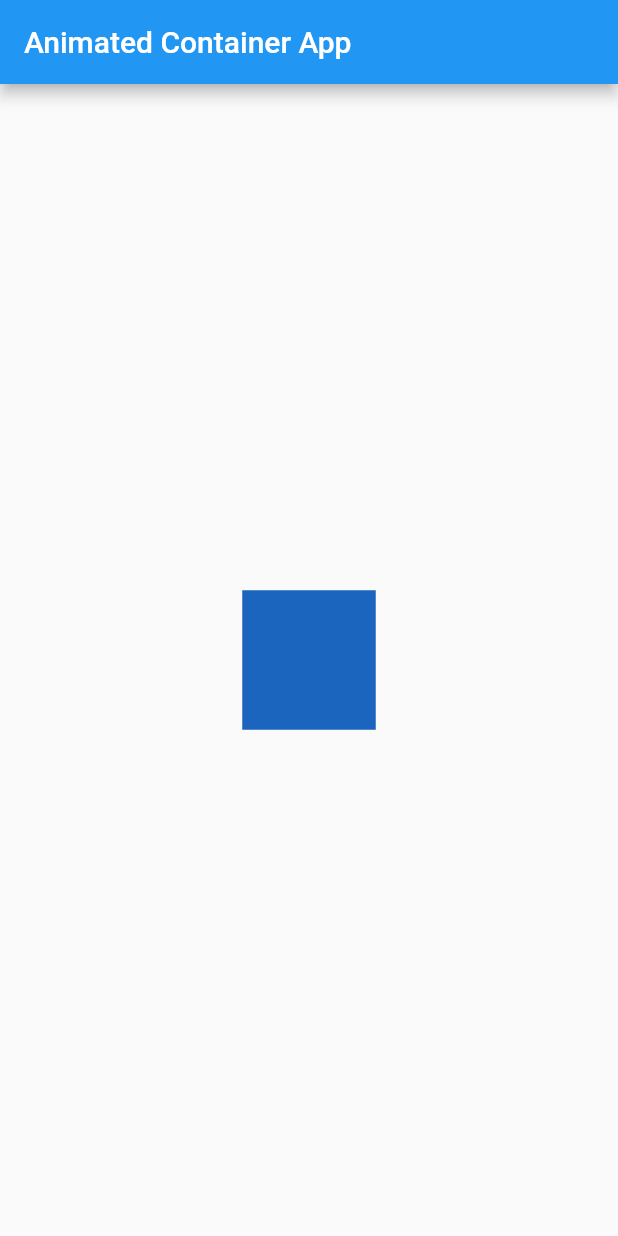
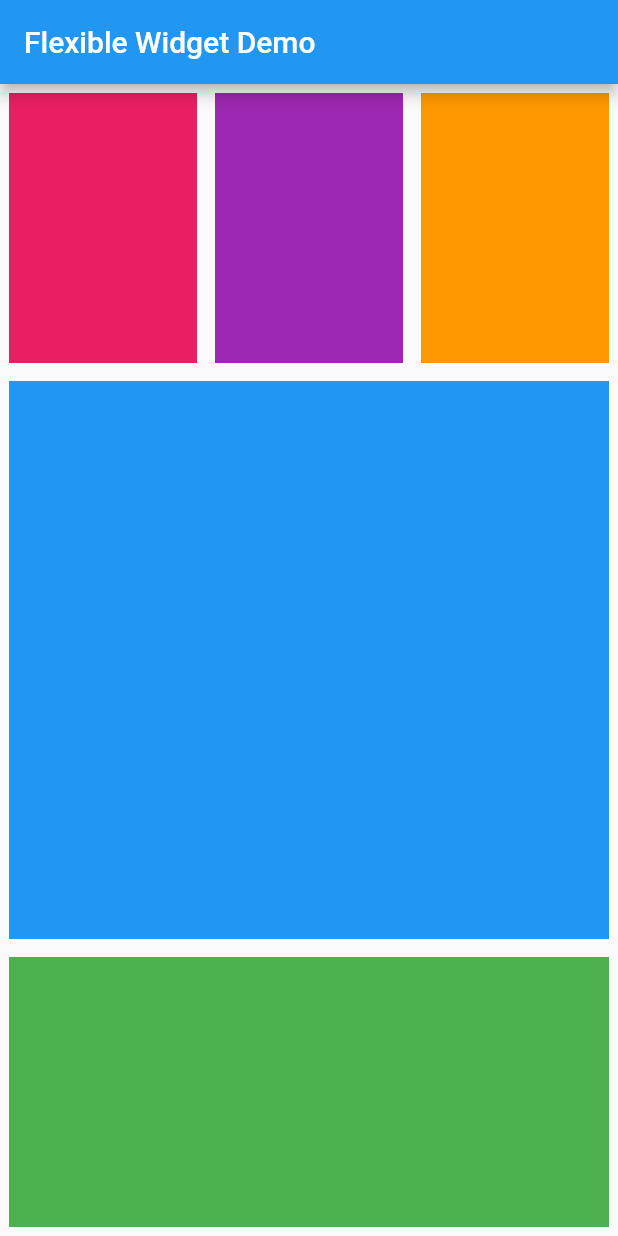
Before and after one commit to putranurf/hello-flutter, a Flutter app: the screen it shows after launch, on a phone screen of 412 x 824 dp. Run offline on Flutter 3.47's test engine with Material 2 defaults, Android fonts, the phone set to English and light mode, and no system bars.

Commit message:
Training Flexible Widget

```diff
--- a/lib/main.dart
+++ b/lib/main.dart
@@ -8,7 +8,8 @@ void main() {
   // runApp(const ContainerApp());
   // runApp(const TestStatefulWidget());
   // runApp(const ListViewApp());
-  runApp(const AnimatedContainerApp());
+  // runApp(const AnimatedContainerApp());
+  runApp(const FlexibleWidgetApp());
 }
 
 // class TextApp extends StatelessWidget {
@@ -203,36 +204,96 @@ void main() {
 //   }
 // }
 
-class AnimatedContainerApp extends StatefulWidget {
-  const AnimatedContainerApp({super.key});
+// class AnimatedContainerApp extends StatefulWidget {
+//   const AnimatedContainerApp({super.key});
 
-  @override
-  State<AnimatedContainerApp> createState() => _AnimatedContainerAppState();
-}
+//   @override
+//   State<AnimatedContainerApp> createState() => _AnimatedContainerAppState();
+// }
 
-class _AnimatedContainerAppState extends State<AnimatedContainerApp> {
-  Random random = Random();
+// class _AnimatedContainerAppState extends State<AnimatedContainerApp> {
+//   Random random = Random();
+
+//   @override
+//   Widget build(BuildContext context) {
+//     return MaterialApp(
+//       home: Scaffold(
+//         appBar: AppBar(
+//           title: Text("Animated Container App"),
+//         ),
+//         body: Center(
+//           child: GestureDetector(
+//             onTap: () {
+//               setState(() {});
+//             },
+//             child: AnimatedContainer(
+//               color: Color.fromARGB(255, random.nextInt(256),
+//                   random.nextInt(256), random.nextInt(256)),
+//               duration: Duration(seconds: 1),
+//               width: 50.0 + random.nextInt(101),
+//               height: 50.0 + random.nextInt(101),
+//             ),
+//           ),
+//         ),
+//       ),
+//     );
+//   }
+// }
+
+class FlexibleWidgetApp extends StatelessWidget {
+  const FlexibleWidgetApp({super.key});
 
   @override
   Widget build(BuildContext context) {
     return MaterialApp(
       home: Scaffold(
         appBar: AppBar(
-          title: Text("Animated Container App"),
+          title: Text("Flexible Widget Demo"),
         ),
-        body: Center(
-          child: GestureDetector(
-            onTap: () {
-              setState(() {});
-            },
-            child: AnimatedContainer(
-              color: Color.fromARGB(255, random.nextInt(256),
-                  random.nextInt(256), random.nextInt(256)),
-              duration: Duration(seconds: 1),
-              width: 50.0 + random.nextInt(101),
-              height: 50.0 + random.nextInt(101),
+        body: Column(
+          children: <Widget>[
+            Flexible(
+              child: Row(
+                children: <Widget>[
+                  Flexible(
+                    flex: 1,
+                    child: Container(
+                      margin: EdgeInsets.all(6),
+                      color: Colors.pink,
+                    ),
+                  ),
+                  Flexible(
+                    flex: 1,
+                    child: Container(
+                      margin: EdgeInsets.all(6),
+                      color: Colors.purple,
+                    ),
+                  ),
+                  Flexible(
+                    flex: 1,
+                    child: Container(
+                      margin: EdgeInsets.all(6),
+                      color: Colors.orange,
+                    ),
+                  )
+                ],
+              ),
             ),
-          ),
+            Flexible(
+              flex: 2,
+              child: Container(
+                margin: EdgeInsets.all(6),
+                color: Colors.blue,
+              ),
+            ),
+            Flexible(
+              flex: 1,
+              child: Container(
+                margin: EdgeInsets.all(6),
+                color: Colors.green,
+              ),
+            ),
+          ],
         ),
       ),
     );
```
